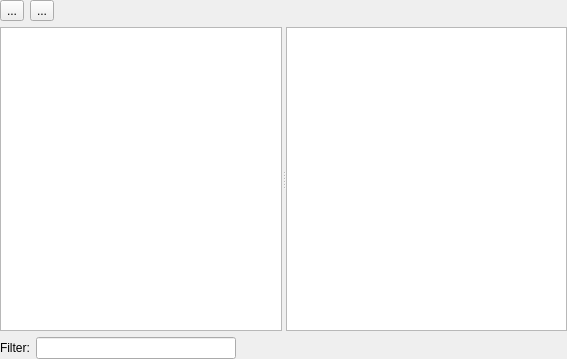
Above: src/chatbot/front-end/chathistorywidget.ui from lvklabs/chatbot before the change. Below: the same form after it.
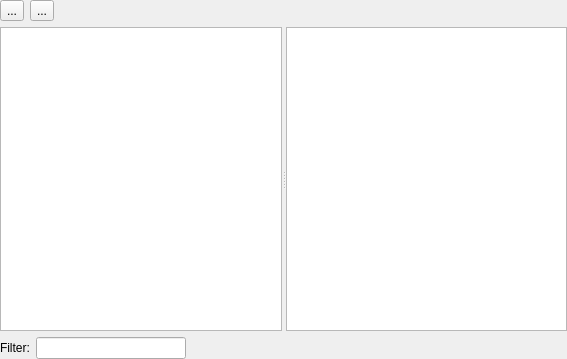
That is the form after the change. Custom widgets are drawn as their Qt base class.

The edit to the form file:
```diff
--- a/src/chatbot/front-end/chathistorywidget.ui
+++ b/src/chatbot/front-end/chathistorywidget.ui
@@ -59,7 +59,7 @@
       <widget class="Lvk::FE::LineFilterEdit" name="filter">
        <property name="maximumSize">
         <size>
-         <width>200</width>
+         <width>150</width>
          <height>16777215</height>
         </size>
        </property>
```
